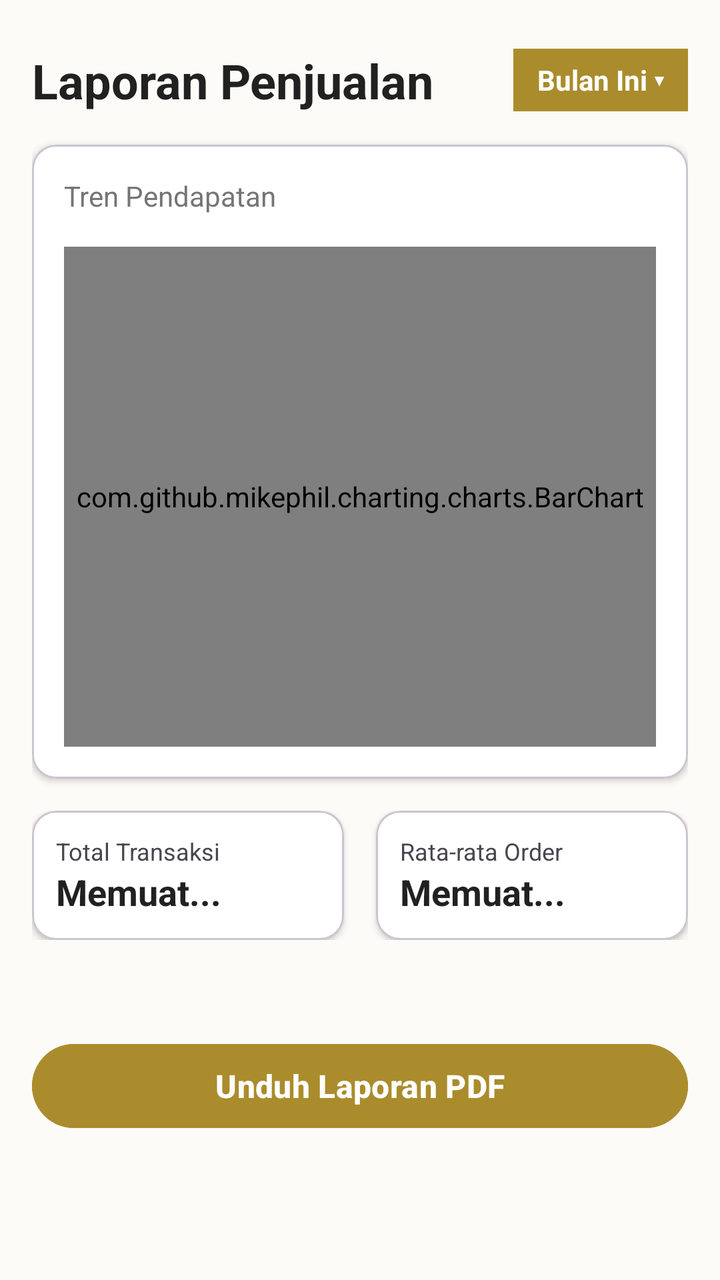
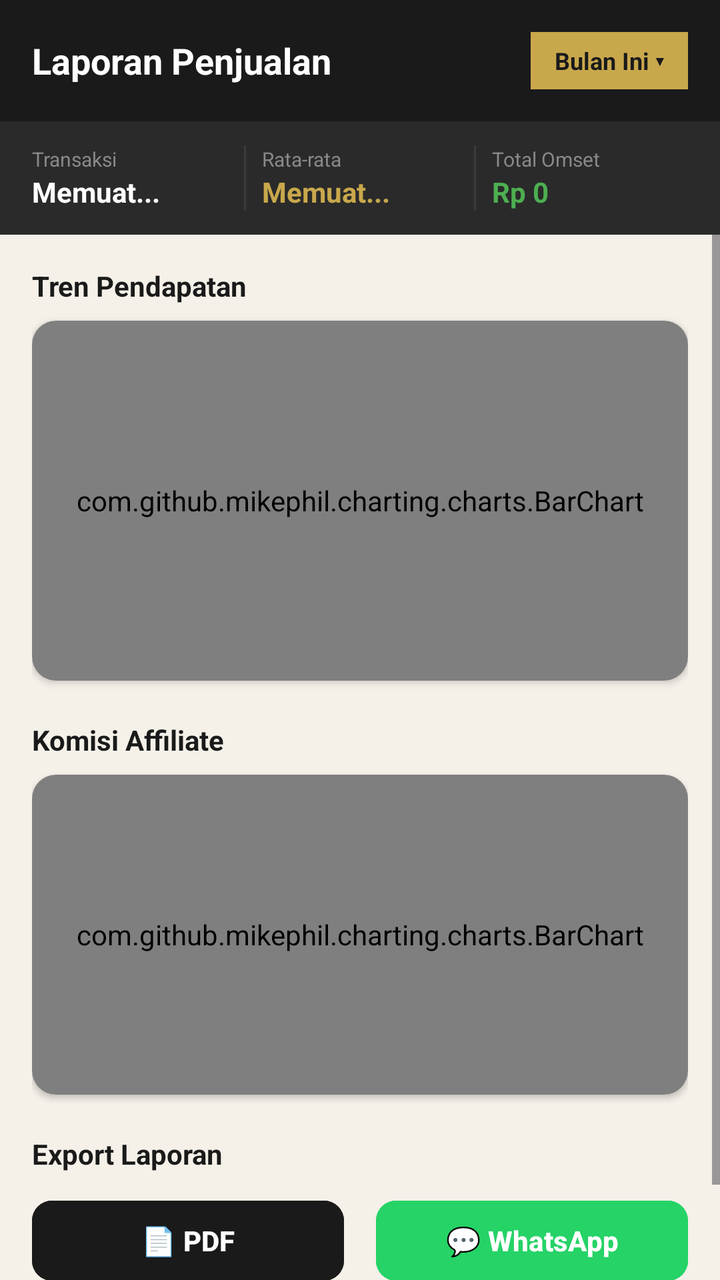

Screens rendered from an Android XML layout before and after an edit, with the pre-edit source and the edit as a unified diff.
<!-- AndroidManifest.xml: application theme Theme.VybrasiApp -->
<!-- res/layout/fragment_report.xml -->
<?xml version="1.0" encoding="utf-8"?>
<FrameLayout xmlns:android="http://schemas.android.com/apk/res/android"
    xmlns:app="http://schemas.android.com/apk/res-auto"
    android:layout_width="match_parent"
    android:layout_height="match_parent"
    android:background="@color/cream_background">

    <ScrollView
        android:layout_width="match_parent"
        android:layout_height="match_parent"
        android:padding="16dp">

        <LinearLayout
            android:layout_width="match_parent"
            android:layout_height="wrap_content"
            android:orientation="vertical">

            <LinearLayout
                android:layout_width="match_parent"
                android:layout_height="wrap_content"
                android:orientation="horizontal"
                android:gravity="center_vertical"
                android:layout_marginTop="8dp"
                android:layout_marginBottom="16dp">

                <TextView
                    android:layout_width="0dp"
                    android:layout_height="wrap_content"
                    android:layout_weight="1"
                    android:text="Laporan Penjualan"
                    android:textColor="@color/text_primary"
                    android:textSize="24sp"
                    android:textStyle="bold" />

                <TextView
                    android:id="@+id/tvFilterPeriode"
                    android:layout_width="wrap_content"
                    android:layout_height="wrap_content"
                    android:background="@color/gold_dark"
                    android:text="Bulan Ini ▾"
                    android:textColor="@color/white_card"
                    android:paddingStart="12dp"
                    android:paddingEnd="12dp"
                    android:paddingTop="6dp"
                    android:paddingBottom="6dp"
                    android:textStyle="bold" />
            </LinearLayout>

            <com.google.android.material.card.MaterialCardView
                android:layout_width="match_parent"
                android:layout_height="wrap_content"
                android:layout_marginBottom="16dp"
                app:cardBackgroundColor="@color/white_card"
                app:cardCornerRadius="12dp"
                app:cardElevation="2dp">

                <LinearLayout
                    android:layout_width="match_parent"
                    android:layout_height="wrap_content"
                    android:orientation="vertical"
                    android:padding="16dp">

                    <TextView
                        android:layout_width="wrap_content"
                        android:layout_height="wrap_content"
                        android:text="Tren Pendapatan"
                        android:textColor="@color/text_secondary"
                        android:textSize="14sp" />

                    <com.github.mikephil.charting.charts.BarChart
                        android:id="@+id/barChartPenjualan"
                        android:layout_width="match_parent"
                        android:layout_height="250dp"
                        android:layout_marginTop="16dp" />

                </LinearLayout>
            </com.google.android.material.card.MaterialCardView>

            <LinearLayout
                android:layout_width="match_parent"
                android:layout_height="wrap_content"
                android:orientation="horizontal"
                android:layout_marginBottom="24dp">

                <com.google.android.material.card.MaterialCardView
                    android:layout_width="0dp"
                    android:layout_height="wrap_content"
                    android:layout_weight="1"
                    android:layout_marginEnd="8dp"
                    app:cardBackgroundColor="@color/white_card"
                    app:cardCornerRadius="12dp"
                    app:cardElevation="2dp">
                    <LinearLayout
                        android:layout_width="match_parent"
                        android:layout_height="wrap_content"
                        android:orientation="vertical"
                        android:padding="12dp">
                        <TextView
                            android:layout_width="wrap_content"
                            android:layout_height="wrap_content"
                            android:text="Total Transaksi"
                            android:textSize="12sp" />

                        <TextView
                            android:id="@+id/tvTotalTransaksi"
                            android:layout_width="wrap_content"
                            android:layout_height="wrap_content"
                            android:text="Memuat..."
                            android:textColor="@color/text_primary"
                            android:textSize="18sp"
                            android:textStyle="bold"/>
                    </LinearLayout>
                </com.google.android.material.card.MaterialCardView>

                <com.google.android.material.card.MaterialCardView
                    android:layout_width="0dp"
                    android:layout_height="wrap_content"
                    android:layout_weight="1"
                    android:layout_marginStart="8dp"
                    app:cardBackgroundColor="@color/white_card"
                    app:cardCornerRadius="12dp"
                    app:cardElevation="2dp">
                    <LinearLayout
                        android:layout_width="match_parent"
                        android:layout_height="wrap_content"
                        android:orientation="vertical"
                        android:padding="12dp">
                        <TextView
                            android:layout_width="wrap_content"
                            android:layout_height="wrap_content"
                            android:text="Rata-rata Order"
                            android:textSize="12sp" />

                        <TextView
                            android:id="@+id/tvRataRataOrder"
                            android:layout_width="wrap_content"
                            android:layout_height="wrap_content"
                            android:text="Memuat..."
                            android:textColor="@color/text_primary"
                            android:textSize="18sp"
                            android:textStyle="bold"/>
                    </LinearLayout>
                </com.google.android.material.card.MaterialCardView>
            </LinearLayout>

            <Button
                android:id="@+id/btnUnduhPdf"
                android:layout_width="match_parent"
                android:layout_height="50dp"
                android:layout_marginTop="24dp"
                android:layout_marginBottom="24dp"
                android:backgroundTint="@color/gold_dark"
                android:textColor="@android:color/white"
                android:text="Unduh Laporan PDF"
                android:textSize="16sp"
                android:textStyle="bold" />

        </LinearLayout>
    </ScrollView>
</FrameLayout>
<!-- resources referenced by this layout -->
<resources>
  <color name="cream_background">#FDFBF7</color>
  <color name="gold_dark">#AA8C2C</color>
  <color name="text_primary">#212121</color>
  <color name="text_secondary">#757575</color>
  <color name="white_card">#FFFFFF</color>
  <style name="Theme.VybrasiApp" parent="Base.Theme.VybrasiApp" />
  <style name="Base.Theme.VybrasiApp" parent="Theme.Material3.DayNight.NoActionBar">
      </style>
</resources>

<!-- the commit's change to res/layout/fragment_report.xml (unified diff, before → after) -->
@@ -1,160 +1,228 @@
 <?xml version="1.0" encoding="utf-8"?>
-<FrameLayout xmlns:android="http://schemas.android.com/apk/res/android"
+<LinearLayout xmlns:android="http://schemas.android.com/apk/res/android"
     xmlns:app="http://schemas.android.com/apk/res-auto"
     android:layout_width="match_parent"
     android:layout_height="match_parent"
-    android:background="@color/cream_background">
+    android:orientation="vertical"
+    android:background="#F5F0E8">
+
+    
+    <LinearLayout
+        android:layout_width="match_parent"
+        android:layout_height="wrap_content"
+        android:background="#1A1A1A"
+        android:paddingHorizontal="16dp"
+        android:paddingTop="16dp"
+        android:paddingBottom="16dp"
+        android:orientation="horizontal"
+        android:gravity="center_vertical">
+
+        <TextView
+            android:layout_width="0dp"
+            android:layout_height="wrap_content"
+            android:layout_weight="1"
+            android:text="Laporan Penjualan"
+            android:textColor="#FFFFFF"
+            android:textSize="18sp"
+            android:textStyle="bold"/>
+
+        <TextView
+            android:id="@+id/tvFilterPeriode"
+            android:layout_width="wrap_content"
+            android:layout_height="wrap_content"
+            android:text="Bulan Ini ▾"
+            android:textColor="#1A1A1A"
+            android:textSize="12sp"
+            android:textStyle="bold"
+            android:background="#C9A84C"
+            android:paddingHorizontal="12dp"
+            android:paddingVertical="6dp"/>
+    </LinearLayout>
+
+    
+    <LinearLayout
+        android:layout_width="match_parent"
+        android:layout_height="wrap_content"
+        android:background="#2A2A2A"
+        android:paddingHorizontal="16dp"
+        android:paddingVertical="12dp"
+        android:orientation="horizontal">
+
+        <LinearLayout
+            android:layout_width="0dp"
+            android:layout_height="wrap_content"
+            android:layout_weight="1"
+            android:orientation="vertical">
+            <TextView
+                android:layout_width="wrap_content"
+                android:layout_height="wrap_content"
+                android:text="Transaksi"
+                android:textColor="#888888"
+                android:textSize="10sp"/>
+            <TextView
+                android:id="@+id/tvTotalTransaksi"
+                android:layout_width="wrap_content"
+                android:layout_height="wrap_content"
+                android:text="Memuat..."
+                android:textColor="#FFFFFF"
+                android:textSize="14sp"
+                android:textStyle="bold"/>
+        </LinearLayout>
+
+        <View
+            android:layout_width="1dp"
+            android:layout_height="match_parent"
+            android:background="#3A3A3A"
+            android:layout_marginHorizontal="8dp"/>
+
+        <LinearLayout
+            android:layout_width="0dp"
+            android:layout_height="wrap_content"
+            android:layout_weight="1"
+            android:orientation="vertical">
+            <TextView
+                android:layout_width="wrap_content"
+                android:layout_height="wrap_content"
+                android:text="Rata-rata"
+                android:textColor="#888888"
+                android:textSize="10sp"/>
+            <TextView
+                android:id="@+id/tvRataRataOrder"
+                android:layout_width="wrap_content"
+                android:layout_height="wrap_content"
+                android:text="Memuat..."
+                android:textColor="#C9A84C"
+                android:textSize="14sp"
+                android:textStyle="bold"/>
+        </LinearLayout>
+
+        <View
+            android:layout_width="1dp"
+            android:layout_height="match_parent"
+            android:background="#3A3A3A"
+            android:layout_marginHorizontal="8dp"/>
+
+        <LinearLayout
+            android:layout_width="0dp"
+            android:layout_height="wrap_content"
+            android:layout_weight="1"
+            android:orientation="vertical">
+            <TextView
+                android:layout_width="wrap_content"
+                android:layout_height="wrap_content"
+                android:text="Total Omset"
+                android:textColor="#888888"
+                android:textSize="10sp"/>
+            <TextView
+                android:id="@+id/tvTotalOmsetReport"
+                android:layout_width="wrap_content"
+                android:layout_height="wrap_content"
+                android:text="Rp 0"
+                android:textColor="#4CAF50"
+                android:textSize="14sp"
+                android:textStyle="bold"/>
+        </LinearLayout>
+    </LinearLayout>
 
     <ScrollView
         android:layout_width="match_parent"
-        android:layout_height="match_parent"
-        android:padding="16dp">
+        android:layout_height="0dp"
+        android:layout_weight="1">
 
         <LinearLayout
             android:layout_width="match_parent"
             android:layout_height="wrap_content"
-            android:orientation="vertical">
+            android:orientation="vertical"
+            android:padding="16dp">
+
+            
+            <TextView
+                android:layout_width="wrap_content"
+                android:layout_height="wrap_content"
+                android:text="Tren Pendapatan"
+                android:textColor="#1A1A1A"
+                android:textSize="14sp"
+                android:textStyle="bold"
+                android:layout_marginBottom="8dp"/>
+
+            <androidx.cardview.widget.CardView
+                android:layout_width="match_parent"
+                android:layout_height="wrap_content"
+                android:layout_marginBottom="20dp"
+                app:cardCornerRadius="12dp"
+                app:cardElevation="2dp"
+                app:cardBackgroundColor="#FFFFFF">
+                <com.github.mikephil.charting.charts.BarChart
+                    android:id="@+id/barChartPenjualan"
+                    android:layout_width="match_parent"
+                    android:layout_height="180dp"
+                    android:padding="8dp"/>
+            </androidx.cardview.widget.CardView>
+
+            
+            <TextView
+                android:layout_width="wrap_content"
+                android:layout_height="wrap_content"
+                android:text="Komisi Affiliate"
+                android:textColor="#1A1A1A"
+                android:textSize="14sp"
+                android:textStyle="bold"
+                android:layout_marginBottom="8dp"/>
+
+            <androidx.cardview.widget.CardView
+                android:layout_width="match_parent"
+                android:layout_height="wrap_content"
+                android:layout_marginBottom="20dp"
+                app:cardCornerRadius="12dp"
+                app:cardElevation="2dp"
+                app:cardBackgroundColor="#FFFFFF">
+                <com.github.mikephil.charting.charts.BarChart
+                    android:id="@+id/barChartAffiliate"
+                    android:layout_width="match_parent"
+                    android:layout_height="160dp"
+                    android:padding="8dp"/>
+            </androidx.cardview.widget.CardView>
+
+            
+            <TextView
+                android:layout_width="wrap_content"
+                android:layout_height="wrap_content"
+                android:text="Export Laporan"
+                android:textColor="#1A1A1A"
+                android:textSize="14sp"
+                android:textStyle="bold"
+                android:layout_marginBottom="10dp"/>
 
             <LinearLayout
                 android:layout_width="match_parent"
                 android:layout_height="wrap_content"
                 android:orientation="horizontal"
-                android:gravity="center_vertical"
-                android:layout_marginTop="8dp"
-                android:layout_marginBottom="16dp">
-
-                <TextView
+                android:layout_marginBottom="32dp">
+
+                <Button
+                    android:id="@+id/btnUnduhPdf"
                     android:layout_width="0dp"
-                    android:layout_height="wrap_content"
-                    android:layout_weight="1"
-                    android:text="Laporan Penjualan"
-                    android:textColor="@color/text_primary"
-                    android:textSize="24sp"
-                    android:textStyle="bold" />
-
-                <TextView
-                    android:id="@+id/tvFilterPeriode"
-                    android:layout_width="wrap_content"
-                    android:layout_height="wrap_content"
-                    android:background="@color/gold_dark"
-                    android:text="Bulan Ini ▾"
-                    android:textColor="@color/white_card"
-                    android:paddingStart="12dp"
-                    android:paddingEnd="12dp"
-                    android:paddingTop="6dp"
-                    android:paddingBottom="6dp"
-                    android:textStyle="bold" />
-            </LinearLayout>
-
-            <com.google.android.material.card.MaterialCardView
-                android:layout_width="match_parent"
-                android:layout_height="wrap_content"
-                android:layout_marginBottom="16dp"
-                app:cardBackgroundColor="@color/white_card"
-                app:cardCornerRadius="12dp"
-                app:cardElevation="2dp">
-
-                <LinearLayout
-                    android:layout_width="match_parent"
-                    android:layout_height="wrap_content"
-                    android:orientation="vertical"
-                    android:padding="16dp">
-
-                    <TextView
-                        android:layout_width="wrap_content"
-                        android:layout_height="wrap_content"
-                        android:text="Tren Pendapatan"
-                        android:textColor="@color/text_secondary"
-                        android:textSize="14sp" />
-
-                    <com.github.mikephil.charting.charts.BarChart
-                        android:id="@+id/barChartPenjualan"
-                        android:layout_width="match_parent"
-                        android:layout_height="250dp"
-                        android:layout_marginTop="16dp" />
-
-                </LinearLayout>
-            </com.google.android.material.card.MaterialCardView>
-
-            <LinearLayout
-                android:layout_width="match_parent"
-                android:layout_height="wrap_content"
-                android:orientation="horizontal"
-                android:layout_marginBottom="24dp">
-
-                <com.google.android.material.card.MaterialCardView
-                    android:layout_width="0dp"
-                    android:layout_height="wrap_content"
+                    android:layout_height="48dp"
                     android:layout_weight="1"
                     android:layout_marginEnd="8dp"
-                    app:cardBackgroundColor="@color/white_card"
-                    app:cardCornerRadius="12dp"
-                    app:cardElevation="2dp">
-                    <LinearLayout
-                        android:layout_width="match_parent"
-                        android:layout_height="wrap_content"
-                        android:orientation="vertical"
-                        android:padding="12dp">
-                        <TextView
-                            android:layout_width="wrap_content"
-                            android:layout_height="wrap_content"
-                            android:text="Total Transaksi"
-                            android:textSize="12sp" />
-
-                        <TextView
-                            android:id="@+id/tvTotalTransaksi"
-                            android:layout_width="wrap_content"
-                            android:layout_height="wrap_content"
-                            android:text="Memuat..."
-                            android:textColor="@color/text_primary"
-                            android:textSize="18sp"
-                            android:textStyle="bold"/>
-                    </LinearLayout>
-                </com.google.android.material.card.MaterialCardView>
-
-                <com.google.android.material.card.MaterialCardView
+                    android:text="📄 PDF"
+                    android:textColor="#FFFFFF"
+                    android:backgroundTint="#1A1A1A"
+                    android:textStyle="bold"
+                    app:cornerRadius="10dp"/>
+
+                <Button
+                    android:id="@+id/btnShareWhatsapp"
                     android:layout_width="0dp"
-                    android:layout_height="wrap_content"
+                    android:layout_height="48dp"
                     android:layout_weight="1"
                     android:layout_marginStart="8dp"
-                    app:cardBackgroundColor="@color/white_card"
-                    app:cardCornerRadius="12dp"
-                    app:cardElevation="2dp">
-                    <LinearLayout
-                        android:layout_width="match_parent"
-                        android:layout_height="wrap_content"
-                        android:orientation="vertical"
-                        android:padding="12dp">
-                        <TextView
-                            android:layout_width="wrap_content"
-                            android:layout_height="wrap_content"
-                            android:text="Rata-rata Order"
-                            android:textSize="12sp" />
-
-                        <TextView
-                            android:id="@+id/tvRataRataOrder"
-                            android:layout_width="wrap_content"
-                            android:layout_height="wrap_content"
-                            android:text="Memuat..."
-                            android:textColor="@color/text_primary"
-                            android:textSize="18sp"
-                            android:textStyle="bold"/>
-                    </LinearLayout>
-                </com.google.android.material.card.MaterialCardView>
+                    android:text="💬 WhatsApp"
+                    android:textColor="#FFFFFF"
+                    android:backgroundTint="#25D366"
+                    android:textStyle="bold"
+                    app:cornerRadius="10dp"/>
             </LinearLayout>
-
-            <Button
-                android:id="@+id/btnUnduhPdf"
-                android:layout_width="match_parent"
-                android:layout_height="50dp"
-                android:layout_marginTop="24dp"
-                android:layout_marginBottom="24dp"
-                android:backgroundTint="@color/gold_dark"
-                android:textColor="@android:color/white"
-                android:text="Unduh Laporan PDF"
-                android:textSize="16sp"
-                android:textStyle="bold" />
-
         </LinearLayout>
     </ScrollView>
-</FrameLayout>
+</LinearLayout>
<!-- resource entries referenced after the edit -->
@@ -1,10 +1,5 @@
 <!-- resources referenced by this layout -->
 <resources>
-  <color name="cream_background">#FDFBF7</color>
-  <color name="gold_dark">#AA8C2C</color>
-  <color name="text_primary">#212121</color>
-  <color name="text_secondary">#757575</color>
-  <color name="white_card">#FFFFFF</color>
   <style name="Theme.VybrasiApp" parent="Base.Theme.VybrasiApp" />
   <style name="Base.Theme.VybrasiApp" parent="Theme.Material3.DayNight.NoActionBar">
       </style>
